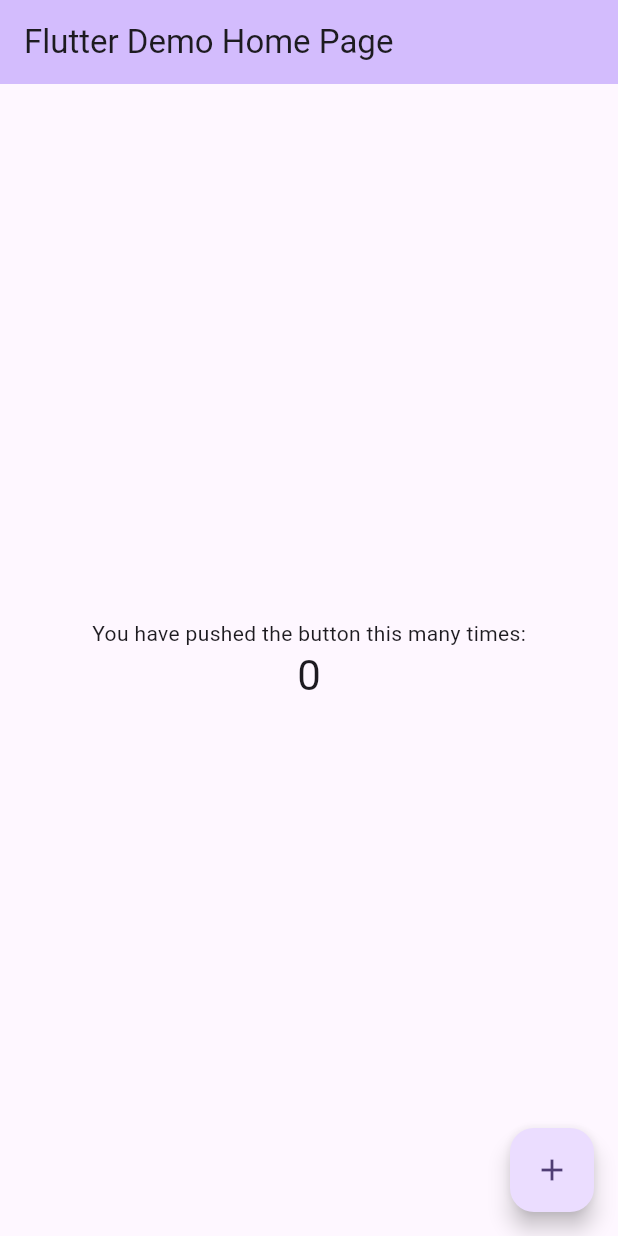
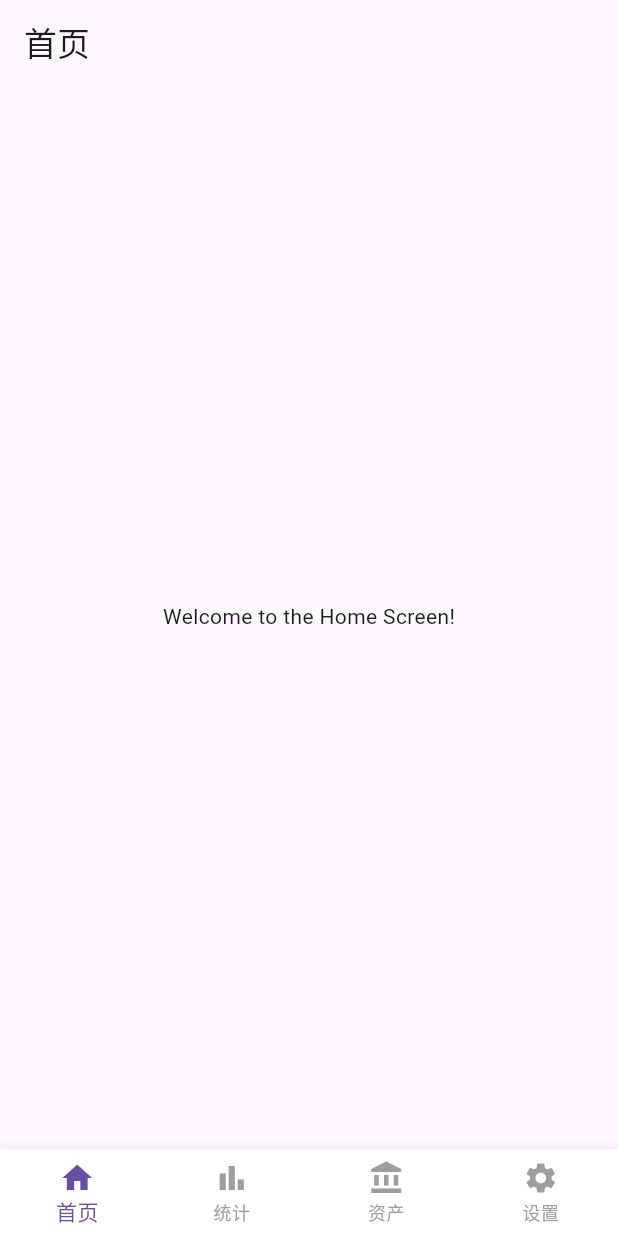
Before and after one commit to pexijl/Account-Book, a Flutter app: the screen it shows after launch, on a phone screen of 412 x 824 dp. Run offline on Flutter 3.47's test engine with Material 3 defaults, Android fonts, the phone set to English and light mode, and no system bars.

Commit message:
✨ feat(app): 添加应用基本结构和底部导航栏
- 创建App组件作为应用主入口，实现底部导航栏功能
- 添加首页、统计、资产、设置四个主要页面
- 实现页面切换和状态管理
- 创建路由配置文件
- 移除默认的Flutter Demo页面
- 新增交易相关页面（交易列表和添加交易）

```diff
--- a/lib/app/app.dart
+++ b/lib/app/app.dart
@@ -0,0 +1,58 @@
+import 'package:account_book/screens/assets/assets_screen.dart';
+import 'package:account_book/screens/home/home_screen.dart';
+import 'package:account_book/screens/report/report_screen.dart';
+import 'package:account_book/screens/settings/settings_screen.dart';
+import 'package:account_book/screens/transaction/transaction_list_screen.dart';
+import 'package:flutter/material.dart';
+
+class App extends StatefulWidget {
+  const App({super.key});
+
+  @override
+  State<App> createState() => _AppState();
+}
+
+class _AppState extends State<App> {
+  // 当前选中的页面索引
+  int _currentIndex = 0;
+
+  // 页面列表
+  final List<Widget> _pages = [
+    const HomeScreen(),
+    const ReportScreen(),
+    const AssetsScreen(),
+    const SettingsScreen(),
+  ];
+
+  @override
+  Widget build(BuildContext context) {
+    return MaterialApp(
+      title: 'Account Book',
+      theme: ThemeData(primarySwatch: Colors.blue),
+      home: Scaffold(
+        bottomNavigationBar: BottomNavigationBar(
+          type: BottomNavigationBarType.fixed,
+          backgroundColor: Colors.white,
+          selectedItemColor: Theme.of(context).primaryColor,
+          unselectedItemColor: Colors.grey,
+          currentIndex: _currentIndex,
+          onTap: (index) {
+            setState(() {
+              _currentIndex = index;
+            });
+          },
+          items: const [
+            BottomNavigationBarItem(icon: Icon(Icons.home), label: '首页'),
+            BottomNavigationBarItem(icon: Icon(Icons.bar_chart), label: '统计'),
+            BottomNavigationBarItem(
+              icon: Icon(Icons.account_balance),
+              label: '资产',
+            ),
+            BottomNavigationBarItem(icon: Icon(Icons.settings), label: '设置'),
+          ],
+        ),
+        body: IndexedStack(index: _currentIndex, children: _pages),
+      ),
+    );
+  }
+}
--- a/lib/app/routes.dart
+++ b/lib/app/routes.dart
@@ -0,0 +1,23 @@
+import 'package:account_book/screens/home/home_screen.dart';
+import 'package:flutter/material.dart';
+
+class Routes extends StatefulWidget {
+  const Routes({super.key});
+
+  @override
+  State<Routes> createState() => _RoutesState();
+}
+
+class _RoutesState extends State<Routes> {
+  final Map<String, WidgetBuilder> routes = {
+    '/': (context) => const HomeScreen(),
+  };
+  @override
+  Widget build(BuildContext context) {
+    return MaterialApp(
+      title: 'Account Book',
+      theme: ThemeData(primarySwatch: Colors.blue),
+      routes: routes,
+    );
+  }
+}
--- a/lib/main.dart
+++ b/lib/main.dart
@@ -1,64 +1,6 @@
+import 'package:account_book/app/app.dart';
 import 'package:flutter/material.dart';
 
 void main() {
-  runApp(const MyApp());
+  runApp(App());
 }
-
-class MyApp extends StatelessWidget {
-  const MyApp({super.key});
-
-  @override
-  Widget build(BuildContext context) {
-    return MaterialApp(
-      title: 'Flutter Demo',
-      theme: ThemeData(colorScheme: .fromSeed(seedColor: Colors.deepPurple)),
-      home: const MyHomePage(title: 'Flutter Demo Home Page'),
-    );
-  }
-}
-
-class MyHomePage extends StatefulWidget {
-  const MyHomePage({super.key, required this.title});
-
-  final String title;
-
-  @override
-  State<MyHomePage> createState() => _MyHomePageState();
-}
-
-class _MyHomePageState extends State<MyHomePage> {
-  int _counter = 0;
-
-  void _incrementCounter() {
-    setState(() {
-      _counter++;
-    });
-  }
-
-  @override
-  Widget build(BuildContext context) {
-    return Scaffold(
-      appBar: AppBar(
-        backgroundColor: Theme.of(context).colorScheme.inversePrimary,
-        title: Text(widget.title),
-      ),
-      body: Center(
-        child: Column(
-          mainAxisAlignment: .center,
-          children: [
-            const Text('You have pushed the button this many times:'),
-            Text(
-              '$_counter',
-              style: Theme.of(context).textTheme.headlineMedium,
-            ),
-          ],
-        ),
-      ),
-      floatingActionButton: FloatingActionButton(
-        onPressed: _incrementCounter,
-        tooltip: 'Increment',
-        child: const Icon(Icons.add),
-      ),
-    );
-  }
-}
--- a/lib/screens/home/home_screen.dart
+++ b/lib/screens/home/home_screen.dart
@@ -0,0 +1,18 @@
+import 'package:flutter/material.dart';
+
+class HomeScreen extends StatefulWidget {
+  const HomeScreen({super.key});
+
+  @override
+  State<HomeScreen> createState() => _HomeScreenState();
+}
+
+class _HomeScreenState extends State<HomeScreen> {
+  @override
+  Widget build(BuildContext context) {
+    return Scaffold(
+      appBar: AppBar(title: const Text('首页')),
+      body: SafeArea(child: Center(child: Text('Welcome to the Home Screen!'))),
+    );
+  }
+}
```
Also changed, not shown: lib/screens/assets/assets_screen.dart (added, +20 -0 lines), lib/screens/report/report_screen.dart (+20 -0 lines), lib/screens/settings/settings_screen.dart (+20 -0 lines), lib/screens/transaction/add_transaction_screen.dart (+15 -0 lines), lib/screens/transaction/transaction_list_screen.dart (+20 -0 lines).
